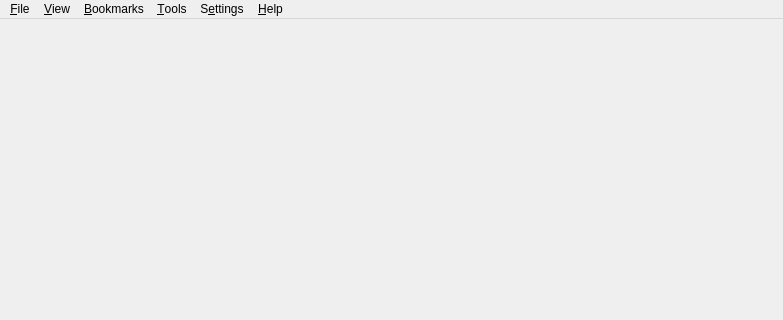
The window that src/app/ui/mainwindow.ui (nmapsi4/nmapsi4) describes before a commit, drawn with Qt 5; both pictures show x 0 to 783 and y 0 to 320 of the 783 by 482 pixel window.
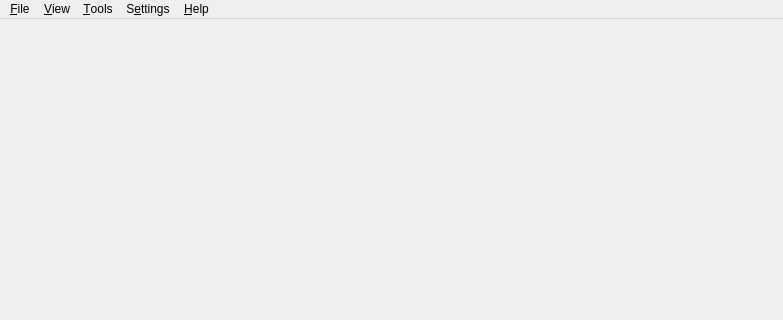
The same window after the commit. Icons and pictures are not drawn.

Commit message: update QAction Bookmark code

```diff
--- a/src/app/ui/mainwindow.ui
+++ b/src/app/ui/mainwindow.ui
@@ -66,7 +66,7 @@
      <x>0</x>
      <y>0</y>
      <width>783</width>
-     <height>20</height>
+     <height>19</height>
     </rect>
    </property>
    <widget class="QMenu" name="menu_File">
@@ -87,14 +87,6 @@
     <addaction name="actionFullScreen"/>
     <addaction name="actionMenuBar"/>
    </widget>
-   <widget class="QMenu" name="menu_Bookmaks">
-    <property name="title">
-     <string>&amp;Bookmarks</string>
-    </property>
-    <addaction name="actionAdd_Bookmark"/>
-    <addaction name="actionAdd_Parameters_to_bookmark"/>
-    <addaction name="actionAdd_vulnerability_search_url"/>
-   </widget>
    <widget class="QMenu" name="menu_Help">
     <property name="title">
      <string>&amp;Help</string>
@@ -125,7 +117,6 @@
    </widget>
    <addaction name="menu_File"/>
    <addaction name="menu_View"/>
-   <addaction name="menu_Bookmaks"/>
    <addaction name="menu_Tools"/>
    <addaction name="menu_Settings"/>
    <addaction name="menu_Help"/>
```
Left out of the diff: 30 changed lines with no effect on the pictures. The commit also changes 8 other files.
